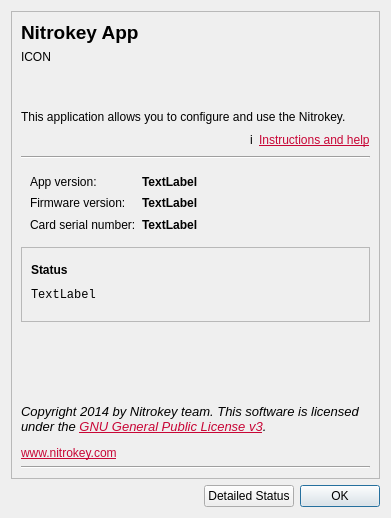
Old version of the form ui/aboutdialog.ui in the repository Nitrokey/nitrokey-app.
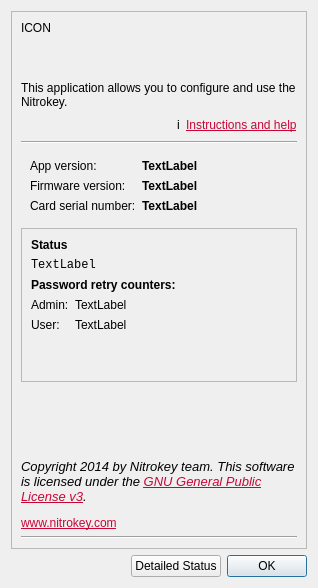
New version of the form. Icons and pictures are not drawn.

```diff
--- a/ui/aboutdialog.ui
+++ b/ui/aboutdialog.ui
@@ -6,8 +6,8 @@
    <rect>
     <x>0</x>
     <y>0</y>
-    <width>391</width>
-    <height>518</height>
+    <width>318</width>
+    <height>588</height>
    </rect>
   </property>
   <property name="sizePolicy">
@@ -45,20 +45,6 @@
       <enum>QFrame::Sunken</enum>
      </property>
      <layout class="QVBoxLayout" name="verticalLayout_3">
-      <item>
-       <widget class="QLabel" name="label_2">
-        <property name="font">
-         <font>
-          <pointsize>14</pointsize>
-          <weight>75</weight>
-          <bold>true</bold>
-         </font>
-        </property>
-        <property name="text">
-         <string>Nitrokey App</string>
-        </property>
-       </widget>
-      </item>
       <item>
        <layout class="QHBoxLayout" name="horizontalLayout_3">
         <item>
@@ -238,8 +224,8 @@
           <rect>
            <x>0</x>
            <y>0</y>
-           <width>351</width>
-           <height>76</height>
+           <width>278</width>
+           <height>174</height>
           </rect>
          </property>
          <layout class="QVBoxLayout" name="verticalLayout_4">
@@ -281,6 +267,68 @@
             </property>
            </widget>
           </item>
+          <item>
+           <layout class="QVBoxLayout" name="verticalLayout_6">
+            <item>
+             <widget class="QLabel" name="label_2">
+              <property name="font">
+               <font>
+                <weight>75</weight>
+                <bold>true</bold>
+               </font>
+              </property>
+              <property name="text">
+               <string>Password retry counters:</string>
+              </property>
+             </widget>
+            </item>
+            <item>
+             <layout class="QFormLayout" name="formLayout">
+              <item row="0" column="0">
+               <widget class="QLabel" name="label1">
+                <property name="text">
+                 <string>Admin:</string>
+                </property>
+               </widget>
+              </item>
+              <item row="1" column="0">
+               <widget class="QLabel" name="label2">
+                <property name="text">
+                 <string>User:</string>
+                </property>
+               </widget>
+              </item>
+              <item row="0" column="1">
+               <widget class="QLabel" name="admin_retry_label">
+                <property name="text">
+                 <string>TextLabel</string>
+                </property>
+               </widget>
+              </item>
+              <item row="1" column="1">
+               <widget class="QLabel" name="user_retry_label">
+                <property name="text">
+                 <string>TextLabel</string>
+                </property>
+               </widget>
+              </item>
+             </layout>
+            </item>
+            <item>
+             <spacer name="verticalSpacer_2">
+              <property name="orientation">
+               <enum>Qt::Vertical</enum>
+              </property>
+              <property name="sizeHint" stdset="0">
+               <size>
+                <width>20</width>
+                <height>40</height>
+               </size>
+              </property>
+             </spacer>
+            </item>
+           </layout>
+          </item>
          </layout>
         </widget>
        </widget>
```
